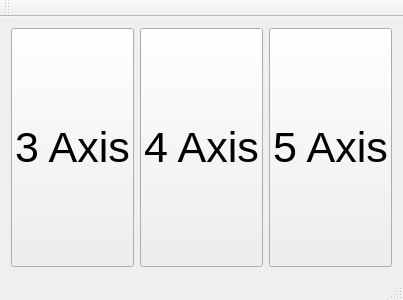
First picture: the form in mainwindow.ui, repository nekaelektronik/axis-selector, before the edit.
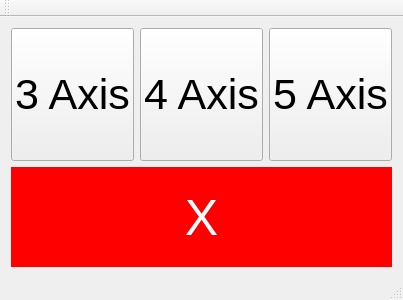
Second picture: the form after the edit.

Commit message: Add close button to the window

```diff
--- a/mainwindow.ui
+++ b/mainwindow.ui
@@ -6,7 +6,7 @@
    <rect>
     <x>0</x>
     <y>0</y>
-    <width>400</width>
+    <width>402</width>
     <height>300</height>
    </rect>
   </property>
@@ -14,6 +14,8 @@
    <string>Axis Selector</string>
   </property>
   <widget class="QWidget" name="centralWidget">
+   <layout class="QVBoxLayout" name="verticalLayout">
+    <item>
    <layout class="QHBoxLayout" name="horizontalLayout">
     <item>
      <widget class="QPushButton" name="buttonAxis3">
@@ -70,6 +72,40 @@
      </widget>
     </item>
    </layout>
+    </item>
+    <item>
+     <layout class="QHBoxLayout" name="horizontalLayout_2">
+      <item>
+       <widget class="QPushButton" name="buttonClose">
+        <property name="sizePolicy">
+         <sizepolicy hsizetype="Minimum" vsizetype="Minimum">
+          <horstretch>0</horstretch>
+          <verstretch>0</verstretch>
+         </sizepolicy>
+        </property>
+        <property name="maximumSize">
+         <size>
+          <width>16777215</width>
+          <height>100</height>
+         </size>
+        </property>
+        <property name="autoFillBackground">
+         <bool>true</bool>
+        </property>
+        <property name="styleSheet">
+         <string notr="true">background-color: rgb(255, 0, 0);
+color: rgb(255, 255, 255);
+font:50px;
+border: none;</string>
+        </property>
+        <property name="text">
+         <string>X</string>
+        </property>
+       </widget>
+      </item>
+     </layout>
+    </item>
+   </layout>
   </widget>
   <widget class="QMenuBar" name="menuBar">
    <property name="geometry">
```
Left out of the diff: 4 changed lines with no effect on the pictures. Lines whose indentation alone changed are shown as unchanged. The commit also changes 3 other files.
